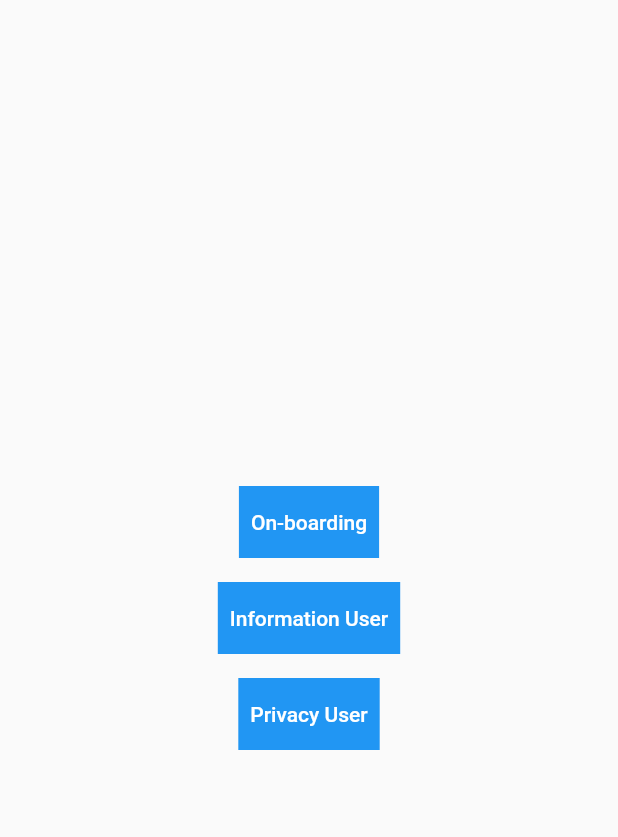
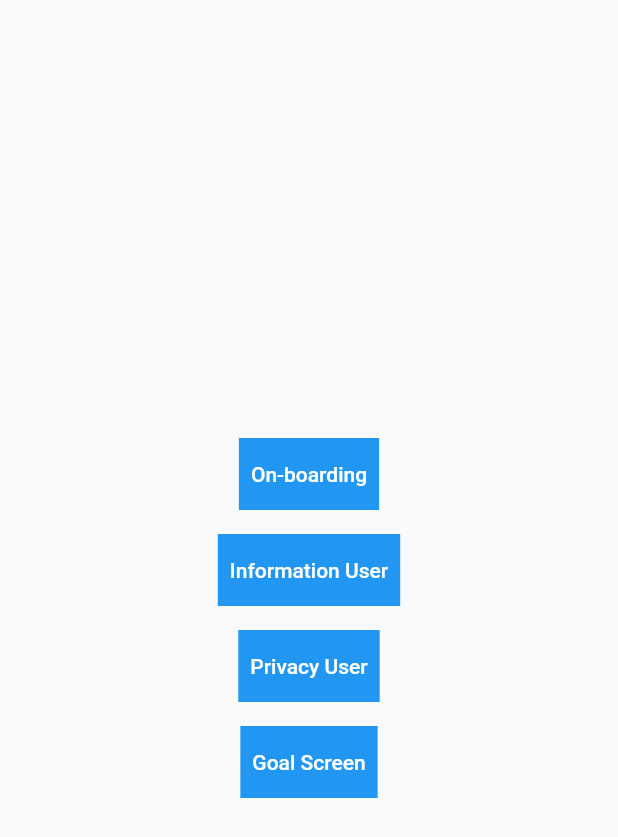
Before and after one commit to SonNguyen9720/plan_meal_app, a Flutter app: the screen it shows after launch, on a phone screen of 412 x 824 dp. Shown: the top 837 px of the screen. Run offline on Flutter 3.47's test engine with Material 2 defaults, Android fonts, the phone set to English and light mode, and no system bars; our stand-ins replace bloc, carousel_slider, device_preview, equatable, flutter_bloc, flutter_svg and 3 more; Roboto replaces fonts that are missing (Signika).

```diff
--- a/lib/config/routes.dart
+++ b/lib/config/routes.dart
@@ -1,6 +1,7 @@
 //define routes of application
 
 import 'package:flutter/material.dart';
+import 'package:plan_meal_app/presentation/features/information_user/goal/goal.dart';
 import 'package:plan_meal_app/presentation/features/information_user/privacy/privacy_screen.dart';
 import 'package:plan_meal_app/presentation/features/list_feature.dart';
 
@@ -10,6 +11,7 @@ class PlanMealRoutes {
   static const listFeature = 'listFeature';
   static const informationUserName = 'informationUserName';
   static const informationUserPrivacy = 'informationUserPrivacy';
+  static const informationUserGoal = 'informationUserGoal';
 }
 
 class Routers {
@@ -19,7 +21,10 @@ class Routers {
         return MaterialPageRoute(builder: (_) => const ListFeatures());
       case PlanMealRoutes.informationUserPrivacy:
         var userName = settings.arguments as String;
-        return MaterialPageRoute(builder: (_) => PrivacyScreen(userName: userName));
+        return MaterialPageRoute(
+            builder: (_) => PrivacyScreen(userName: userName));
+      case PlanMealRoutes.informationUserGoal:
+        return MaterialPageRoute(builder: (_) => GoalScreen());
       default:
         return MaterialPageRoute(
             builder: (_) => Scaffold(
--- /dev/null
+++ b/lib/data/model/diet_type.dart
@@ -0,0 +1,11 @@
+import 'package:equatable/equatable.dart';
+
+class DietType extends Equatable {
+  final String title;
+  final String description;
+
+  const DietType(this.title, this.description);
+
+  @override
+  List<Object?> get props => [title, description];
+}
--- /dev/null
+++ b/lib/data/model/user.dart
@@ -0,0 +1,30 @@
+import 'package:equatable/equatable.dart';
+import 'package:plan_meal_app/data/model/diet_type.dart';
+
+enum UserGoal { healthier, energy, consisitent, body }
+
+class User extends Equatable {
+  final String name;
+  final UserGoal goal;
+  final String gender;
+  final DateTime birthday;
+  final int currentWeight;
+  final int goalWeight;
+  final int height;
+  final DietType dietType;
+
+  const User(this.name, this.goal, this.gender, this.birthday,
+      this.currentWeight, this.goalWeight, this.height, this.dietType);
+
+  @override
+  List<Object?> get props => [
+        name,
+        goal,
+        gender,
+        birthday,
+        currentWeight,
+        goalWeight,
+        height,
+        dietType
+      ];
+}
--- /dev/null
+++ b/lib/presentation/features/information_user/name/user_name_state.dart
@@ -0,0 +1,8 @@
+import 'package:equatable/equatable.dart';
+
+class UserNameState extends Equatable {
+  @override
+  List<Object?> get props => [];
+}
+
+class UserNameInitialState extends UserNameState {}
--- a/lib/presentation/features/list_feature.dart
+++ b/lib/presentation/features/list_feature.dart
@@ -12,18 +12,37 @@ class ListFeatures extends StatelessWidget {
           child: Column(
             children: [
               buildButton(context, "On-boarding", PlanMealRoutes.onboard),
-              buildButton(context, "Information User", PlanMealRoutes.informationUserName),
+              buildButton(context, "Information User",
+                  PlanMealRoutes.informationUserName),
               Padding(
                 padding: const EdgeInsets.all(8.0),
                 child: Container(
                   color: Colors.blue,
                   child: TextButton(
                       onPressed: () {
-                    Navigator.of(context).pushNamed(PlanMealRoutes.informationUserPrivacy, arguments: "Sơn");
+                        Navigator.of(context).pushNamed(
+                            PlanMealRoutes.informationUserPrivacy,
+                            arguments: "Sơn");
                       },
-                  child: Text(
+                      child: const Text(
                         "Privacy User",
-                    style: const TextStyle(color: Colors.white),
+                        style: TextStyle(color: Colors.white),
+                      )),
+                ),
+              ),
+              Padding(
+                padding: const EdgeInsets.all(8.0),
+                child: Container(
+                  color: Colors.blue,
+                  child: TextButton(
+                      onPressed: () {
+                        Navigator.of(context).pushNamed(
+                          PlanMealRoutes.informationUserGoal,
+                        );
+                      },
+                      child: const Text(
+                        "Goal Screen",
+                        style: TextStyle(color: Colors.white),
                       )),
                 ),
               ),
```
Also changed, not shown: lib/presentation/features/information_user/name/user_name_bloc.dart (added), lib/presentation/features/information_user/name/user_name_event.dart (added). Lines whose indentation alone changed are shown as unchanged.
